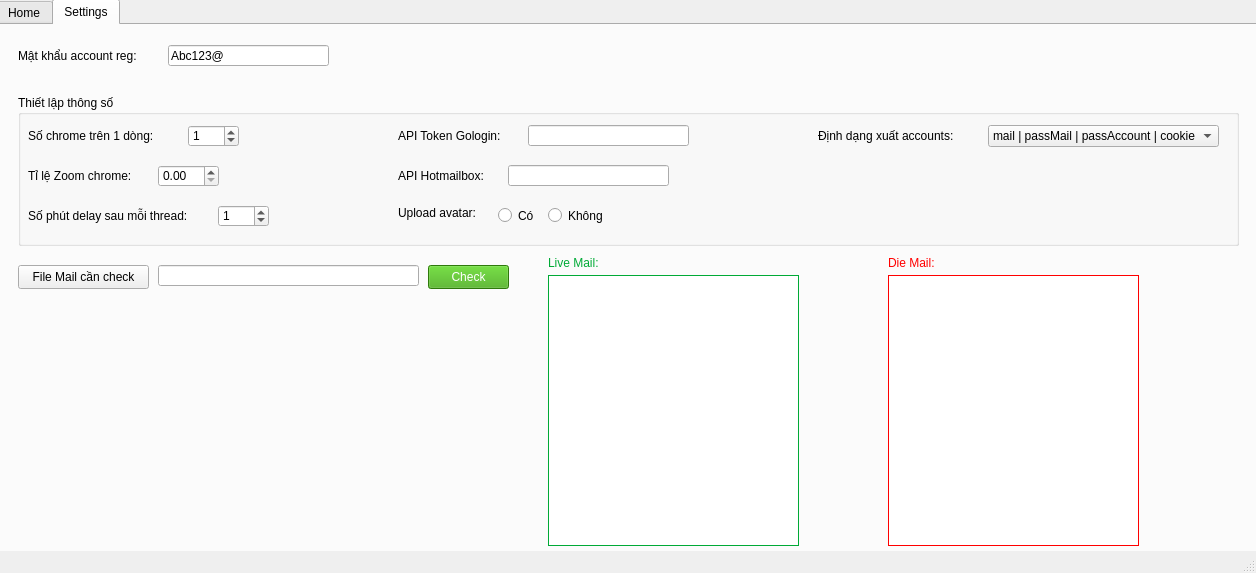
This is test.ui in AELONG2001/ToolRegCloneTiktok-Python as Qt 5 draws it before an edit. The edited form follows.
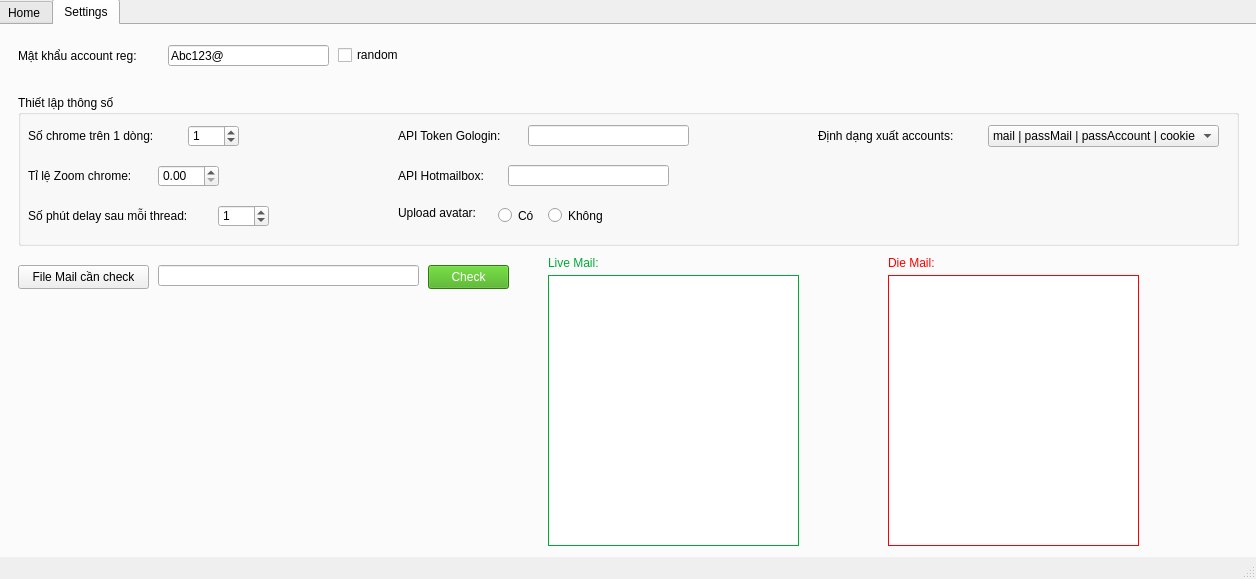
This is the edited form. Icons and pictures are not drawn.

Patch:
```diff
--- a/test.ui
+++ b/test.ui
@@ -7,7 +7,7 @@
     <x>0</x>
     <y>0</y>
     <width>1256</width>
-    <height>573</height>
+    <height>579</height>
    </rect>
   </property>
   <property name="windowTitle">
@@ -955,6 +955,22 @@
        <string notr="true">border: 1px solid rgb(255, 0, 0);</string>
       </property>
      </widget>
+     <widget class="QCheckBox" name="checkBox">
+      <property name="geometry">
+       <rect>
+        <x>340</x>
+        <y>20</y>
+        <width>72</width>
+        <height>20</height>
+       </rect>
+      </property>
+      <property name="styleSheet">
+       <string notr="true">font: 600 10pt &quot;Segoe UI&quot;;</string>
+      </property>
+      <property name="text">
+       <string>random</string>
+      </property>
+     </widget>
     </widget>
    </widget>
   </widget>
```
Left out of the diff: 12 changed lines with no effect on the pictures.
